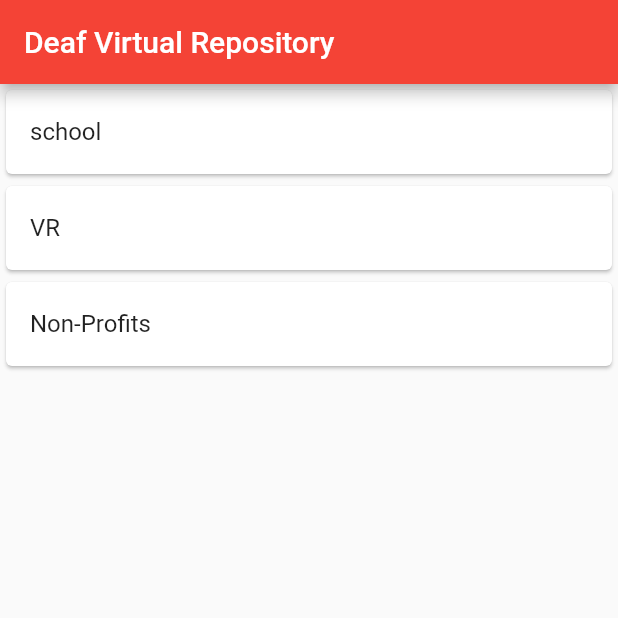
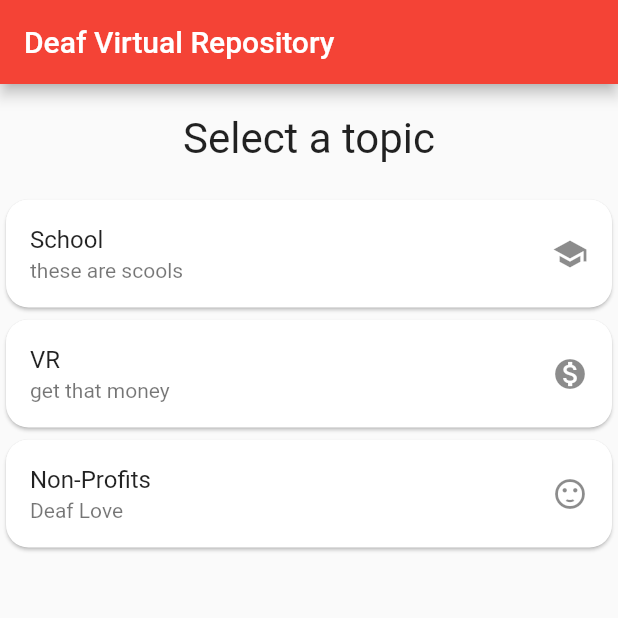
Before and after one commit to pablojaku/DVR_BAK, a Flutter app: the screen it shows after launch, on a phone screen of 412 x 824 dp, the top half of it. Run offline on Flutter 3.47's test engine with Material 2 defaults, Android fonts, the phone set to English and light mode, and no system bars.

Commit message:
resources state logic achieved

```diff
--- /dev/null
+++ b/deaf_virtual_repository/lib/global.dart
@@ -0,0 +1,58 @@
+import 'package:flutter/material.dart';
+
+// category model
+class CategoryModel {
+  final int id;
+  final String name;
+  final String description;
+  IconData icon;
+  final List resourcesList;
+
+  CategoryModel(
+      this.id, this.name, this.description, this.icon, this.resourcesList);
+}
+
+// categories data
+final List<CategoryModel> categoriesList = [
+  CategoryModel(
+      1, 'School', 'these are scools', Icons.school, schoolResourcesList),
+  CategoryModel(
+      2, 'VR', 'get that money', Icons.monetization_on, vrResourcesList),
+  CategoryModel(3, 'Non-Profits', 'Deaf Love', Icons.sentiment_satisfied,
+      nonProfitsResourcesList),
+];
+
+// resource model
+class ResourceModel {
+  final int id;
+  final String name;
+  final String description;
+  final String state;
+
+ ResourceModel(this.id, this.name, this.description, this.state);
+}
+
+// rerources data
+final List<ResourceModel> schoolResourcesList = [
+  ResourceModel(1, 'MSD - Frederick',
+      'Maryland school for the Deaf located in Frederick', 'MD'),
+  ResourceModel(2, 'MSSD', 'Model School for the Deaf', 'DC'),
+  ResourceModel(3, 'CSD - Freemont',
+      'California School for the Deaf located in Freemont, CA', 'CA'),
+  ResourceModel(4, 'CSD - Riverside',
+      'California School for the Deaf located in Riveride, CA', 'CA'),
+      ResourceModel(5, 'MSD - Ellicott City',
+      'Maryland school for the Deaf located in Ellicott City', 'MD'),
+];
+
+final List<ResourceModel> vrResourcesList = [];
+
+final List<ResourceModel> nonProfitsResourcesList = [];
+
+// // Local resource model for states list
+// class ResourcesPerStateModel {
+//   final String state;
+//   List<int> resources;
+
+//   ResourcesPerStateModel(this.state, this.resources);
+// }
--- a/deaf_virtual_repository/lib/main.dart
+++ b/deaf_virtual_repository/lib/main.dart
@@ -1,4 +1,5 @@
 import 'package:flutter/material.dart';
+import 'package:deaf_virtual_repository/ui/screens/home.dart';
 
 void main() => runApp(MyApp());
 
@@ -9,104 +10,115 @@ class MyApp extends StatelessWidget {
     return MaterialApp(
         title: 'Pablo\'s Flutter first app',
         theme: ThemeData(
-            // This is the theme of your application.
-            //
-            // Try running your application with "flutter run". You'll see the
-            // application has a blue toolbar. Then, without quitting the app, try
-            // changing the primarySwatch below to Colors.green and then invoke
-            // "hot reload" (press "r" in the console where you ran "flutter run",
-            // or simply save your changes to "hot reload" in a Flutter IDE).
-            // Notice that the counter didn't reset back to zero; the application
-            // is not restarted.
             primarySwatch: Colors.red),
         home: HomeList());
   }
 }
 
-// child that willbe put inside myapp
-class HomeList extends StatefulWidget {
-  @override
-  HomeListState createState() => HomeListState();
-}
+// // child that willbe put inside myapp
+// class HomeList extends StatefulWidget {
+//   @override
+//   HomeListState createState() => HomeListState();
+// }
 
-// class for HomeList state (initial categories)
-class HomeListState extends State<HomeList> {
-  Widget build(BuildContext context) {
-    // declare the categories
-    final categories = List<Category>();
-    categories.add(new Category('school', 'these are scools'));
-    categories.add(new Category('VR', 'get that money'));
-    categories.add(new Category('Non-Profits', 'Deaf Love'));
+// // class for HomeList state (initial categories)
+// class HomeListState extends State<HomeList> {
+//   Widget build(BuildContext context) {
+//     // declare the categories
+//     final categories = List<Category>();
+//     categories.add(new Category('school', 'these are scools', Icons.school));
+//     categories.add(new Category('VR', 'get that money', Icons.monetization_on));
+//     categories.add(
+//         new Category('Non-Profits', 'Deaf Love', Icons.sentiment_satisfied));
 
-    // Row  builder
-    Widget _buildRow(String category) {
-      return ListTile(
-        title: Text(category),
-        onTap: () {
-          TextStyle(color: Colors.blue);
-        },
-      );
-    }
+//     // Row  builder
+//     Widget _buildRow(String category) {
+//       return ListTile(
+//         title: Text(category),
+//         onTap: () {
+//           TextStyle(color: Colors.blue);
+//         },
+//       );
+//     }
 
-    Widget _buildScrollView() {
-      return ListView.builder(
-        itemCount: categories.length,
-        itemBuilder: (context, index) {
-          return Card(
-            //                           <-- Card
-            child: ListTile(
-              title: Text(categories[index].name),
-              onTap: () {
-                Navigator.push(
-                  context,
-                  MaterialPageRoute(
-                    builder: (context) => CategoryList(),
-                    // Pass the arguments as part of the RouteSettings. The
-                    // DetailScreen reads the arguments from these settings.
-                    settings: RouteSettings(
-                      arguments: categories[index],
-                    ),
-                  ),
-                );
-              },
-            ),
-          );
-        },
-      );
-    }
+//     // list builder
+//     Widget _buildScrollView() {
+//       return ListView.builder(
+//         itemCount: categories == null ? 1 : categories.length + 1,
+//         itemBuilder: (context, index) {
+//           if (index == 0) {
+//             // return the header
+//             return new Padding(
+//                 padding: EdgeInsets.all(20.0),
+//                 child: Column(
+//                   crossAxisAlignment: CrossAxisAlignment.center,
+//                   mainAxisSize: MainAxisSize.min,
+//                   children: <Widget>[
+//                     Text('Select a topic',
+//                         style: DefaultTextStyle.of(context)
+//                             .style
+//                             .apply(fontSizeFactor: 2.0)),
+//                   ],
+//                 ));
+//           }
+//           index -= 1;
+//           return Card(
+//             //                           <-- Card
+//             child: ListTile(
+//               title: Text(categories[index].name),
+//               trailing: Icon(categories[index].icon),
+//               onTap: () {
+//                 Navigator.push(
+//                   context,
+//                   MaterialPageRoute(
+//                     builder: (context) => CategoryList(),
+//                     // Pass the arguments as part of the RouteSettings. The
+//                     // DetailScreen reads the arguments from these settings.
+//                     settings: RouteSettings(
+//                       arguments: categories[index],
+//                     ),
+//                   ),
+//                 );
+//               },
+//             ),
+//           );
+//         },
+//       );
+//     }
 
-    // final return
-    return Scaffold(
-      appBar: AppBar(title: Text('Deaf Virtual Repository')),
-      body: _buildScrollView(),
-    );
-  }
-}
+//     // final return
+//     return Scaffold(
+//       appBar: AppBar(title: Text('Deaf Virtual Repository')),
+//       body: _buildScrollView(),
+//     );
+//   }
+// }
 
-// category classes
-class CategoryList extends StatefulWidget {
-  @override
-  CategoryListState createState() => CategoryListState();
-}
+// // category classes
+// class CategoryList extends StatefulWidget {
+//   @override
+//   CategoryListState createState() => CategoryListState();
+// }
 
-class CategoryListState extends State<CategoryList> {
-  @override
-  Widget build(BuildContext context) {
-    final Category category = ModalRoute.of(context).settings.arguments;
+// class CategoryListState extends State<CategoryList> {
+//   @override
+//   Widget build(BuildContext context) {
+//     final Category category = ModalRoute.of(context).settings.arguments;
 
-    // final retur of built screen
-    return Scaffold(
-      appBar: AppBar(title: Text(category.name)),
-      body: Text(category.description),
-    );
-  }
+//     // final retur of built screen
+//     return Scaffold(
+//       appBar: AppBar(title: Text(category.name)),
+//       body: Text(category.description),
+//     );
+//   }
 
-// creating the class category
-}
+// // creating the class category
+// }
 
-class Category {
-  final String name;
-  final String description;
+// class Category {
+//   final String name;
+//   final String description;
+//   IconData icon;
 
-  Category(this.name, this.description);
-}
+//   Category(this.name, this.description, this.icon);
+// }
--- /dev/null
+++ b/deaf_virtual_repository/lib/ui/screens/home.dart
@@ -0,0 +1,65 @@
+import 'package:flutter/material.dart';
+
+import 'package:deaf_virtual_repository/global.dart';
+import 'package:deaf_virtual_repository/ui/screens/category.dart';
+
+// class for HomeList state (initial categories)
+class HomeList extends StatelessWidget {
+  Widget build(BuildContext context) {
+    // categories list builder
+    Widget _buildCategoriesScrollView() {
+      return ListView.builder(
+        itemCount: categoriesList == null ? 1 : categoriesList.length + 1,
+        itemBuilder: (context, index) {
+          if (index == 0) {
+            // return the header
+            return new Padding(
+                padding: EdgeInsets.all(20.0),
+                child: Column(
+                  crossAxisAlignment: CrossAxisAlignment.center,
+                  mainAxisSize: MainAxisSize.min,
+                  children: <Widget>[
+                    Text('Select a topic',
+                        style: DefaultTextStyle.of(context)
+                            .style
+                            .apply(fontSizeFactor: 2.0)),
+                  ],
+                ));
+          }
+          index -= 1;
+          // categories cards
+          return Card(
+            //                           <-- Card
+            shape: RoundedRectangleBorder(
+              borderRadius: BorderRadius.circular(15.0),
+            ),
+            child: ListTile(
+              title: Text(categoriesList[index].name),
+              subtitle: Text(categoriesList[index].description),
+              trailing: Icon(categoriesList[index].icon),
+              onTap: () {
+                Navigator.push(
+                  context,
+                  MaterialPageRoute(
+                    builder: (context) => CategoryList(),
+                    // Pass the arguments as part of the RouteSettings. The
+                    // DetailScreen reads the arguments from these settings.
+                    settings: RouteSettings(
+                      arguments: categoriesList[index],
+                    ),
+                  ),
+                );
+              },
+            ),
+          );
+        },
+      );
+    }
+
+    // final return
+    return Scaffold(
+      appBar: AppBar(title: Text('Deaf Virtual Repository')),
+      body: _buildCategoriesScrollView(),
+    );
+  }
+}
```
Also changed, not shown: deaf_virtual_repository/lib/ui/screens/category.dart (added, +92 -0 lines), 6 other files.
